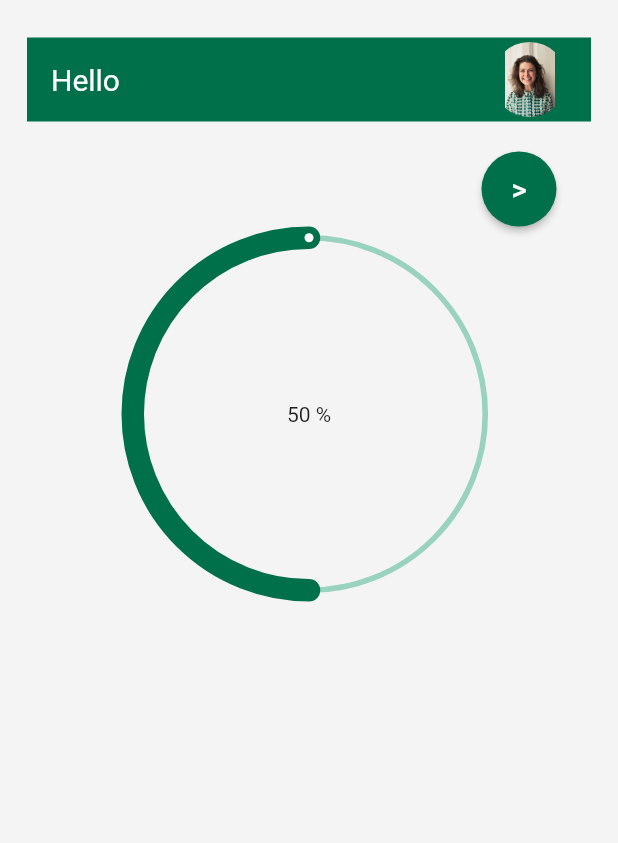
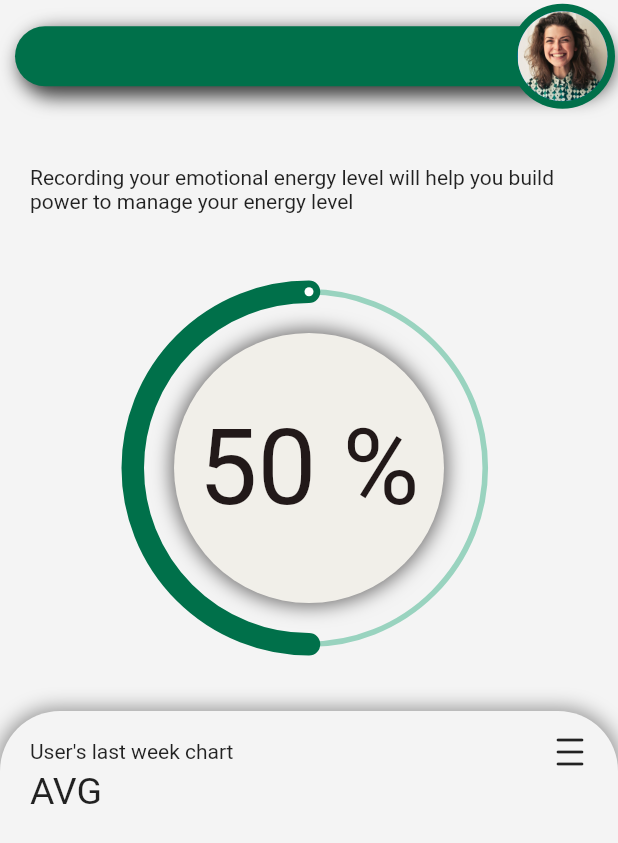
Before and after one commit to SachendraES/trialmotiva, a Flutter app: the WelcomePage screen opened directly, after a tap on "Next", on a phone screen of 412 x 824 dp. Shown: the top 843 px of the screen. Run offline on Flutter 3.47's test engine with Material 2 defaults, Android fonts, the light colour scheme and no system bars; drawn by our look-alikes of sleek_circular_slider; our stand-ins replace flutter_svg; missing offline and left inert: adobe_xd.

Commit message:
This is First Commit

```diff
--- a/lib/getstarted.dart
+++ b/lib/getstarted.dart
@@ -4,8 +4,8 @@ import 'package:flutter/material.dart';
 import 'package:motiva8/signinpage.dart';
 import 'package:motiva8/widgets/firstpagewidget.dart';
 
-class getstarted extends StatelessWidget {
-  const getstarted({Key? key}) : super(key: key);
+class getStarted extends StatelessWidget {
+  const getStarted({Key? key}) : super(key: key);
 
   @override
   Widget build(BuildContext context) {
--- a/lib/inputpage.dart
+++ b/lib/inputpage.dart
@@ -13,53 +13,139 @@ class InputPage extends StatelessWidget {
     return MaterialApp(
       home: Scaffold(
         backgroundColor: const Color(0xfff4f4f4),
-            body: Container(
+        body: SafeArea(
+          child: Column(
+              mainAxisAlignment: MainAxisAlignment.spaceBetween,
+              children: [
+                Container(
                   width: MediaQuery.of(context).size.width,
-              height: MediaQuery.of(context).size.height,
-              child: Column(children: [
+                  height: 75,
+                  decoration: BoxDecoration(),
+                  child: Stack(
+                    children: [
                       Padding(
-                  padding: const EdgeInsets.fromLTRB(18, 25, 18, 0),
-                  child: ListTile(
-                    trailing: ClipRRect(
-                      borderRadius: BorderRadius.circular(100),
-                      child: Image.asset(
-                        'assets/profile.png',
-                        width: 50,
-                        height: 50,
+                        padding: EdgeInsets.all(10),
+                        child: Center(
+                          child: Container(
+                            width: MediaQuery.of(context).size.width,
+                            height: 40,
+                            decoration: BoxDecoration(
+                              color: Color.fromARGB(255, 0, 112, 74),
+                              borderRadius: BorderRadius.circular(76),
+                              boxShadow: [
+                                BoxShadow(
+                                  color: Color.fromARGB(255, 59, 59, 59),
+                                  offset: const Offset(
+                                    5.0,
+                                    5.0,
+                                  ), //Offset
+                                  blurRadius: 10.0,
+                                  spreadRadius: 2.0,
+                                ), //BoxShadow
+                              ],
                             ),
                           ),
-                    title: Text(
-                      'Hello ' + MyTextInputState.result,
-                      style: TextStyle(fontSize: 20, color: Colors.white),
-                    ),
-                    tileColor: Color.fromARGB(255, 0, 112, 74),
                         ),
                       ),
-                Padding(
-                  padding: EdgeInsets.fromLTRB(300, 20, 20, 0),
-                  child: SizedBox(
-                    width: 50,
-                    height: 50,
-                    child: ElevatedButton(
-                        child: Text(
-                          '>',
-                          style: TextStyle(fontSize: 20.0),
-                        ),
-                        style: ElevatedButton.styleFrom(
-                            primary: Color.fromARGB(255, 0, 112, 74),
-                            onPrimary: Colors.white,
-                            shape: StadiumBorder()),
-                        onPressed: () => {
-                              Navigator.push(
-                                context,
-                                MaterialPageRoute(
-                                    builder: (context) => ImagePage()),
-                              )
-                            }),
+                      Positioned(
+                        child: Padding(
+                          padding: EdgeInsets.all(2),
+                          child: Align(
+                            alignment: Alignment.centerRight,
+                            child: CircleAvatar(
+                              radius: 35,
+                              backgroundColor: Color.fromARGB(255, 0, 112, 74),
+                              child: CircleAvatar(
+                                radius: 30,
+                                backgroundImage:
+                                    AssetImage('assets/profile.png'),
                               ),
                             ),
-                InputWidjet(),
+                          ),
+                        ),
+                      )
+                    ],
+                  ),
+                ),
+                Container(
+                  padding:
+                      EdgeInsets.only(left: 20, right: 20, top: 8, bottom: 8),
+                  child: Text(
+                    'Recording your emotional energy level will help you build power to manage your energy level',
+                  ),
+                ),
+                Container(
+                  width: double.infinity,
+                  height: 270,
+                  child: Stack(children: <Widget>[
+                    Positioned(
+                      child: Center(
+                        child: Container(
+                          width: 180,
+                          height: 180,
+                          decoration: new BoxDecoration(
+                              shape: BoxShape.circle,
+                              color: Color.fromARGB(255, 241, 239, 233),
+                              boxShadow: [
+                                BoxShadow(
+                                  color: Color.fromARGB(255, 109, 108, 108),
+                                  blurRadius: 10.0,
+                                  spreadRadius: 2.0,
+                                )
                               ]),
-            )));
+                        ),
+                      ),
+                    ),
+                    Center(child: InputWidjet()),
+                  ]),
+                ),
+                Container(
+                    width: MediaQuery.of(context).size.width,
+                    height: 350,
+                    decoration: BoxDecoration(
+                      borderRadius: BorderRadius.only(
+                          topLeft: Radius.circular(40),
+                          topRight: Radius.circular(40)),
+                      color: Color(0xfff4f4f4),
+                      boxShadow: [
+                        BoxShadow(
+                          color: Color.fromARGB(255, 150, 150, 150),
+                          offset: const Offset(
+                            0.0,
+                            0.0,
+                          ), //Offset
+                          blurRadius: 10.0,
+                          spreadRadius: 2.0,
+                        ),
+                      ],
+                    ), //BoxShadow),
+                    child: Padding(
+                      padding: EdgeInsets.only(
+                          left: 20, right: 20, top: 15, bottom: 8),
+                      child: Column(
+                        children: [
+                          Row(
+                            mainAxisAlignment: MainAxisAlignment.spaceBetween,
+                            children: [
+                              Text("User's last week chart"),
+                              Icon(Icons.density_medium_rounded),
+                            ],
+                          ),
+                          Row(
+                            mainAxisAlignment: MainAxisAlignment.spaceBetween,
+                            children: <Widget>[
+                              Text(
+                                "AVG",
+                                style: TextStyle(fontSize: 25),
+                              ),
+                            ],
+                          )
+                        ],
+                      ),
+                    )),
+              ]),
+        ),
+      ),
+    );
   }
 }
--- a/lib/main.dart
+++ b/lib/main.dart
@@ -16,6 +16,6 @@ class MyApp extends StatelessWidget {
   Widget build(BuildContext context) {
     return MaterialApp(
         home: Scaffold(
-            backgroundColor: const Color(0xfff4f4f4), body: getstarted()));
+            backgroundColor: const Color(0xfff4f4f4), body: InputPage()));
   }
 }
--- a/lib/widgets/inputwidget.dart
+++ b/lib/widgets/inputwidget.dart
@@ -19,7 +19,9 @@ class InputWidjet extends StatelessWidget {
             customWidths: CustomSliderWidths(
               progressBarWidth: 15,
             ),
-            infoProperties: InfoProperties(mainLabelStyle: TextStyle())),
+            infoProperties: InfoProperties(
+                mainLabelStyle: TextStyle(
+                    color: Color.fromARGB(255, 34, 25, 25), fontSize: 70))),
         onChange: (double value) {
           print(value);
         });
--- a/pubspec.yaml
+++ b/pubspec.yaml
@@ -30,6 +30,10 @@ dependencies:
   flutter:
     sdk: flutter
   adobe_xd: ^2.0.1
+  draggable_widget: ^2.0.0
+  amplify_flutter: ^0.4.0
+  amplify_auth_cognito: ^0.4.0
+  amplify_analytics_pinpoint: ^0.4.0
 
 
   # The following adds the Cupertino Icons font to your application.
```
Also changed, not shown: amplify/cli.json (added, +53 -0 lines), amplify/team-provider-info.json (added, +20 -0 lines), amplify/.config/project-config.json (added), assets/image1.jpg (added), assets/image2.jpg (added), pubspec.lock, 8 other files. Lines whose indentation alone changed are shown as unchanged.
